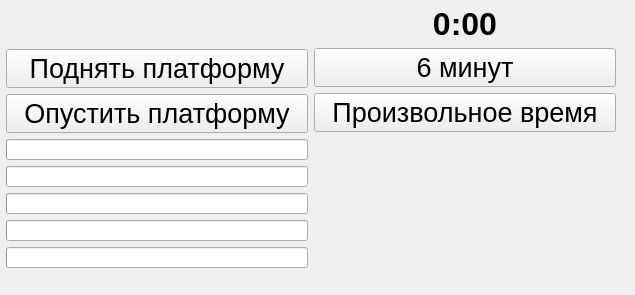
The window that basic.ui (RandoMan70/xdof-adapter) describes before a commit, drawn with Qt 5.
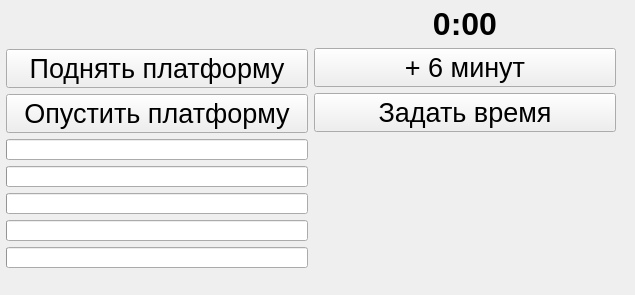
The same window after the commit.

Commit message: Implement platform timer

```diff
--- a/basic.ui
+++ b/basic.ui
@@ -299,7 +299,7 @@
           </font>
          </property>
          <property name="text">
-          <string>6 минут</string>
+          <string>+ 6 минут</string>
          </property>
         </widget>
        </item>
@@ -313,7 +313,7 @@
           </font>
          </property>
          <property name="text">
-          <string>Произвольное время</string>
+          <string>Задать время</string>
          </property>
         </widget>
        </item>
```
Left out of the diff: 4 changed lines with no effect on the pictures. The commit also changes 1 other file.
